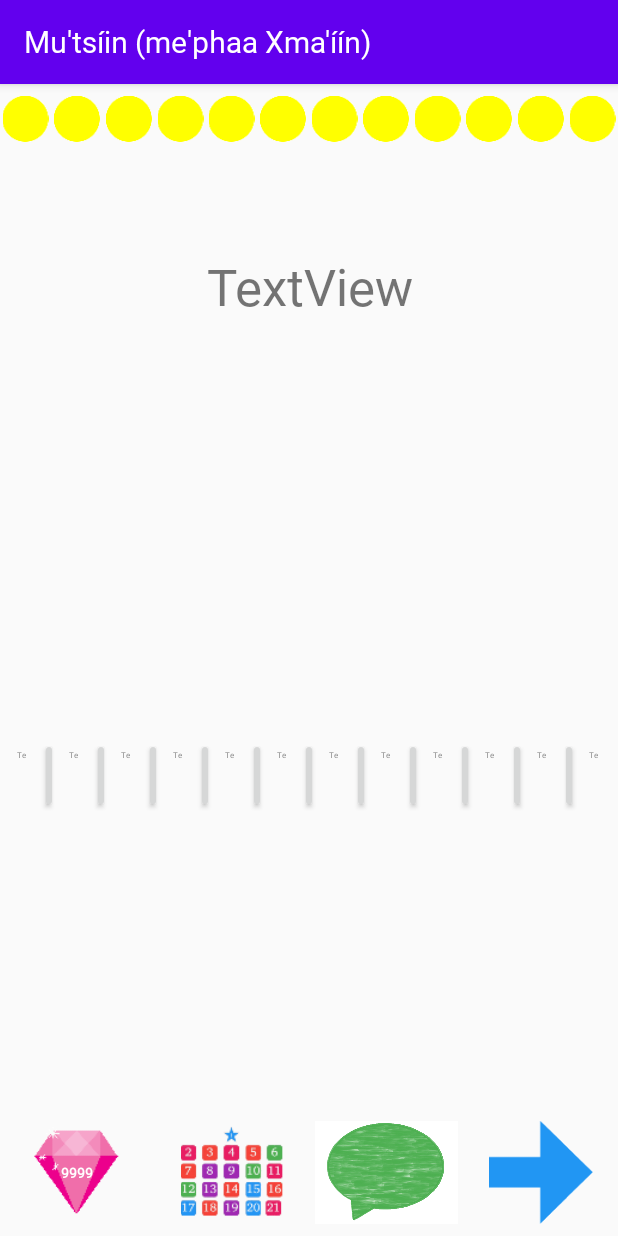
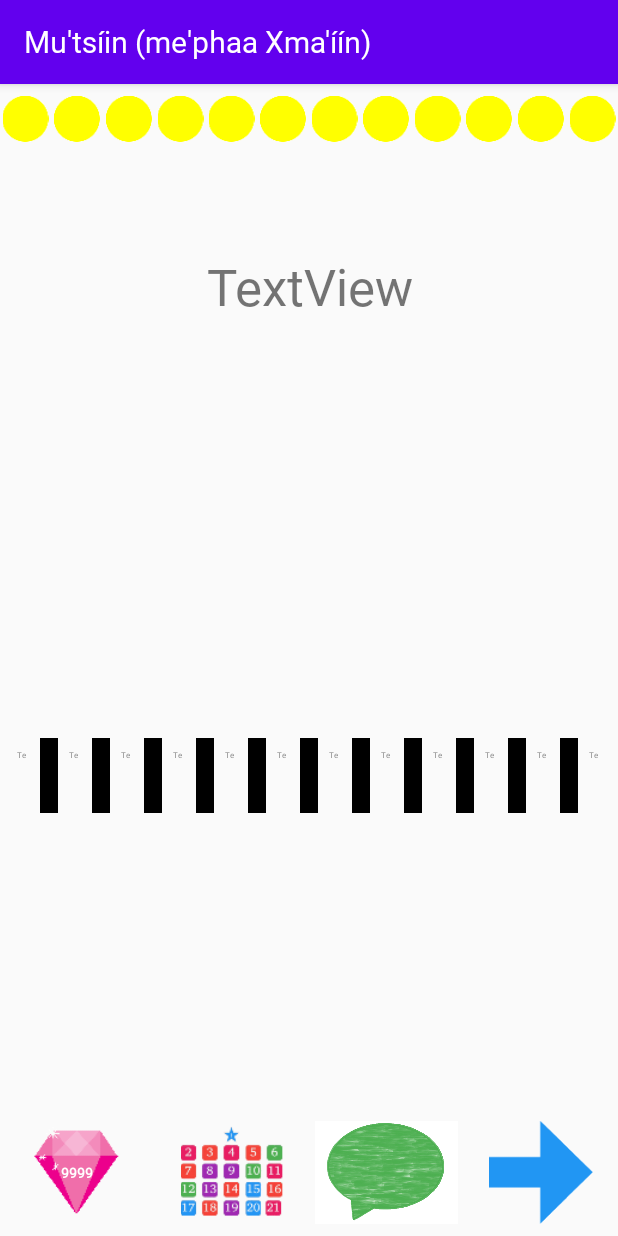
Before and after one commit to AlphaTiles/AlphaTiles, an Android app: the Japan screen opened directly, with no data from a screen before it, on a phone screen of 412 x 824 dp. Run offline under Robolectric (Android 15) with nearby library versions, the light colour scheme and no system bars; pictures from the network do not load.

Commit message:
Japan progress

```diff
--- a/app/src/main/java/org/alphatilesapps/alphatiles/GameActivity.java
+++ b/app/src/main/java/org/alphatilesapps/alphatiles/GameActivity.java
@@ -43,7 +43,7 @@ public abstract class GameActivity extends AppCompatActivity {
     String scriptDirection = Start.langInfoList.find("Script direction (LTR or RTL)");
 
 	int points;
-	int brazilPoints, colombiaPoints, ecuadorPoints, georgiaPoints, mexicoPoints, myanmarPoints, peruPoints, thailandPoints, unitedStatesPoints;
+	int brazilPoints, colombiaPoints, ecuadorPoints, georgiaPoints, japanPoints, mexicoPoints, myanmarPoints, peruPoints, thailandPoints, unitedStatesPoints;
 	int challengeLevel = -1;
 	Boolean brazilHasChecked12Trackers, colombiaHasChecked12Trackers, ecuadorHasChecked12Trackers, georgiaHasChecked12Trackers, mexicoHasChecked12Trackers, myanmarHasChecked12Trackers, peruHasChecked12Trackers, thailandHasChecked12Trackers, unitedStatesHasChecked12Trackers;
 	int playerNumber = -1;
@@ -89,6 +89,7 @@ public abstract class GameActivity extends AppCompatActivity {
         colombiaPoints = getIntent().getIntExtra("colombiaPoints", 0);
         ecuadorPoints = getIntent().getIntExtra("ecuadorPoints", 0);
         georgiaPoints = getIntent().getIntExtra("georgiaPoints", 0);
+		japanPoints = getIntent().getIntExtra("japanPoints", 0);
         mexicoPoints = getIntent().getIntExtra("mexicoPoints", 0);
         myanmarPoints = getIntent().getIntExtra("myanmarPoints", 0);
         peruPoints = getIntent().getIntExtra("peruPoints", 0);
@@ -333,7 +334,6 @@ public abstract class GameActivity extends AppCompatActivity {
 		setAllTilesUnclickable();
 		setOptionsRowUnclickable();
 
-        //ISSUE: OnLoadCompleteListener not working because it just checks one load at a time ?
         if (wordAudioIDs.containsKey(wordInLWC)) {
             gameSounds.play(wordAudioIDs.get(wordInLWC), 1.0f, 1.0f, 2, 0, 1.0f);
         }
--- a/app/src/main/res/layout/japan.xml
+++ b/app/src/main/res/layout/japan.xml
@@ -286,16 +286,18 @@
         app:layout_constraintStart_toStartOf="@id/guidelineL"
         app:layout_constraintTop_toBottomOf="@+id/guideline8" />
 
-    <Button
+    <TextView
         android:id="@+id/button1"
         android:layout_width="12dp"
         android:layout_height="50dp"
         android:onClick="onClickJapan"
         android:tag="0"
+        android:text="."
         app:layout_constraintBottom_toTopOf="@+id/guidelineHSys1"
         app:layout_constraintEnd_toStartOf="@+id/tile02"
         app:layout_constraintStart_toEndOf="@id/tile01"
-        app:layout_constraintTop_toBottomOf="@+id/guideline8" />
+        app:layout_constraintTop_toBottomOf="@+id/guideline8"
+        android:background="#000000"/>
 
     <TextView
         android:id="@+id/tile02"
@@ -315,16 +317,18 @@
         app:layout_constraintStart_toEndOf="@id/button1"
         app:layout_constraintTop_toBottomOf="@+id/guideline8" />
 
-    <Button
+    <TextView
         android:id="@+id/button2"
         android:layout_width="12dp"
         android:layout_height="50dp"
         android:onClick="onClickJapan"
         android:tag="1"
+        android:text="."
         app:layout_constraintBottom_toTopOf="@+id/guidelineHSys1"
         app:layout_constraintEnd_toStartOf="@+id/tile03"
         app:layout_constraintStart_toEndOf="@id/tile02"
-        app:layout_constraintTop_toBottomOf="@+id/guideline8" />
+        app:layout_constraintTop_toBottomOf="@+id/guideline8"
+        android:background="#000000"/>
 
     <TextView
         android:id="@+id/tile03"
@@ -344,16 +348,18 @@
         app:layout_constraintStart_toEndOf="@id/button2"
         app:layout_constraintTop_toBottomOf="@+id/guideline8" />
 
-    <Button
+    <TextView
         android:id="@+id/button3"
         android:layout_width="12dp"
         android:layout_height="50dp"
         android:onClick="onClickJapan"
         android:tag="2"
+        android:text="."
         app:layout_constraintBottom_toTopOf="@+id/guidelineHSys1"
         app:layout_constraintEnd_toStartOf="@+id/tile04"
         app:layout_constraintStart_toEndOf="@id/tile03"
-        app:layout_constraintTop_toTopOf="@+id/guideline8" />
+        app:layout_constraintTop_toTopOf="@+id/guideline8"
+        android:background="#000000"/>
 
     <TextView
         android:id="@+id/tile04"
@@ -373,16 +379,18 @@
         app:layout_constraintStart_toEndOf="@id/button3"
         app:layout_constraintTop_toTopOf="@+id/guideline8" />
 
-    <Button
+    <TextView
         android:id="@+id/button4"
         android:layout_width="12dp"
         android:layout_height="50dp"
         android:onClick="onClickJapan"
         android:tag="3"
+        android:text="."
         app:layout_constraintBottom_toTopOf="@+id/guidelineHSys1"
         app:layout_constraintEnd_toStartOf="@+id/tile05"
         app:layout_constraintStart_toEndOf="@id/tile04"
-        app:layout_constraintTop_toTopOf="@+id/guideline8" />
+        app:layout_constraintTop_toTopOf="@+id/guideline8"
+        android:background="#000000"/>
 
     <TextView
         android:id="@+id/tile05"
@@ -402,16 +410,18 @@
         app:layout_constraintStart_toEndOf="@id/button4"
         app:layout_constraintTop_toTopOf="@+id/guideline8" />
 
-    <Button
+    <TextView
         android:id="@+id/button5"
         android:layout_width="12dp"
         android:layout_height="50dp"
         android:onClick="onClickJapan"
         android:tag="4"
+        android:text="."
         app:layout_constraintBottom_toTopOf="@+id/guidelineHSys1"
         app:layout_constraintEnd_toStartOf="@+id/tile06"
         app:layout_constraintStart_toEndOf="@+id/tile05"
-        app:layout_constraintTop_toTopOf="@+id/guideline8" />
+        app:layout_constraintTop_toTopOf="@+id/guideline8"
+        android:background="#000000"/>
 
     <TextView
         android:id="@+id/tile06"
@@ -431,16 +441,18 @@
         app:layout_constraintStart_toEndOf="@+id/button5"
         app:layout_constraintTop_toTopOf="@+id/guideline8" />
 
-    <Button
+    <TextView
         android:id="@+id/button6"
         android:layout_width="12dp"
         android:layout_height="50dp"
         android:onClick="onClickJapan"
         android:tag="5"
+        android:text="."
         app:layout_constraintBottom_toTopOf="@+id/guidelineHSys1"
         app:layout_constraintEnd_toStartOf="@+id/tile07"
         app:layout_constraintStart_toEndOf="@+id/tile06"
-        app:layout_constraintTop_toTopOf="@+id/guideline8" />
+        app:layout_constraintTop_toTopOf="@+id/guideline8"
+        android:background="#000000"/>
 
     <TextView
         android:id="@+id/tile07"
@@ -460,16 +472,18 @@
         app:layout_constraintStart_toEndOf="@+id/button6"
         app:layout_constraintTop_toTopOf="@+id/guideline8" />
 
-    <Button
+    <TextView
         android:id="@+id/button7"
         android:layout_width="12dp"
         android:layout_height="50dp"
         android:onClick="onClickJapan"
         android:tag="6"
+        android:text="."
         app:layout_constraintBottom_toTopOf="@+id/guidelineHSys1"
         app:layout_constraintEnd_toStartOf="@+id/tile08"
         app:layout_constraintStart_toEndOf="@+id/tile07"
-        app:layout_constraintTop_toTopOf="@+id/guideline8" />
+        app:layout_constraintTop_toTopOf="@+id/guideline8"
+        android:background="#000000"/>
 
     <TextView
         android:id="@+id/tile08"
@@ -489,16 +503,18 @@
         app:layout_constraintStart_toEndOf="@+id/button7"
         app:layout_constraintTop_toTopOf="@+id/guideline8" />
 
-    <Button
+    <TextView
         android:id="@+id/button8"
         android:layout_width="12dp"
         android:layout_height="50dp"
         android:onClick="onClickJapan"
         android:tag="7"
+        android:text="."
         app:layout_constraintBottom_toTopOf="@+id/guidelineHSys1"
         app:layout_constraintEnd_toStartOf="@+id/tile09"
         app:layout_constraintStart_toEndOf="@+id/tile08"
-        app:layout_constraintTop_toTopOf="@+id/guideline8" />
+        app:layout_constraintTop_toTopOf="@+id/guideline8"
+        android:background="#000000"/>
 
     <TextView
         android:id="@+id/tile09"
@@ -518,16 +534,18 @@
         app:layout_constraintStart_toEndOf="@+id/button8"
         app:layout_constraintTop_toTopOf="@+id/guideline8" />
 
-    <Button
+    <TextView
         android:id="@+id/button9"
         android:layout_width="12dp"
         android:layout_height="50dp"
         android:onClick="onClickJapan"
         android:tag="8"
+        android:text="."
         app:layout_constraintBottom_toTopOf="@+id/guidelineHSys1"
         app:layout_constraintEnd_toStartOf="@+id/tile10"
         app:layout_constraintStart_toEndOf="@+id/tile09"
-        app:layout_constraintTop_toTopOf="@+id/guideline8" />
+        app:layout_constraintTop_toTopOf="@+id/guideline8"
+        android:background="#000000"/>
 
     <TextView
         android:id="@+id/tile10"
@@ -545,18 +563,21 @@
         app:layout_constraintBottom_toTopOf="@+id/guidelineHSys1"
         app:layout_constraintEnd_toStartOf="@+id/button10"
         app:layout_constraintStart_toEndOf="@+id/button9"
-        app:layout_constraintTop_toTopOf="@+id/guideline8" />
+        app:layout_constraintTop_toTopOf="@+id/guideline8"
+        />
 
-    <Button
+    <TextView
         android:id="@+id/button10"
         android:layout_width="12dp"
         android:layout_height="50dp"
         android:onClick="onClickJapan"
         android:tag="9"
+        android:text="."
         app:layout_constraintBottom_toTopOf="@+id/guidelineHSys1"
         app:layout_constraintEnd_toStartOf="@+id/tile11"
         app:layout_constraintStart_toEndOf="@+id/tile10"
-        app:layout_constraintTop_toTopOf="@+id/guideline8" />
+        app:layout_constraintTop_toTopOf="@+id/guideline8"
+        android:background="#000000"/>
 
     <TextView
         android:id="@+id/tile11"
@@ -576,12 +597,14 @@
         app:layout_constraintStart_toEndOf="@+id/button10"
         app:layout_constraintTop_toTopOf="@+id/guideline8" />
 
-    <Button
+    <TextView
         android:id="@+id/button11"
         android:layout_width="12dp"
         android:layout_height="50dp"
         android:onClick="onClickJapan"
         android:tag="10"
+        android:text="."
+        android:background="#000000"
         app:layout_constraintBottom_toTopOf="@+id/guidelineHSys1"
         app:layout_constraintEnd_toStartOf="@+id/tile12"
         app:layout_constraintStart_toEndOf="@+id/tile11"
```
Also changed, not shown: app/src/main/java/org/alphatilesapps/alphatiles/Japan.java (+65 -1 lines).
